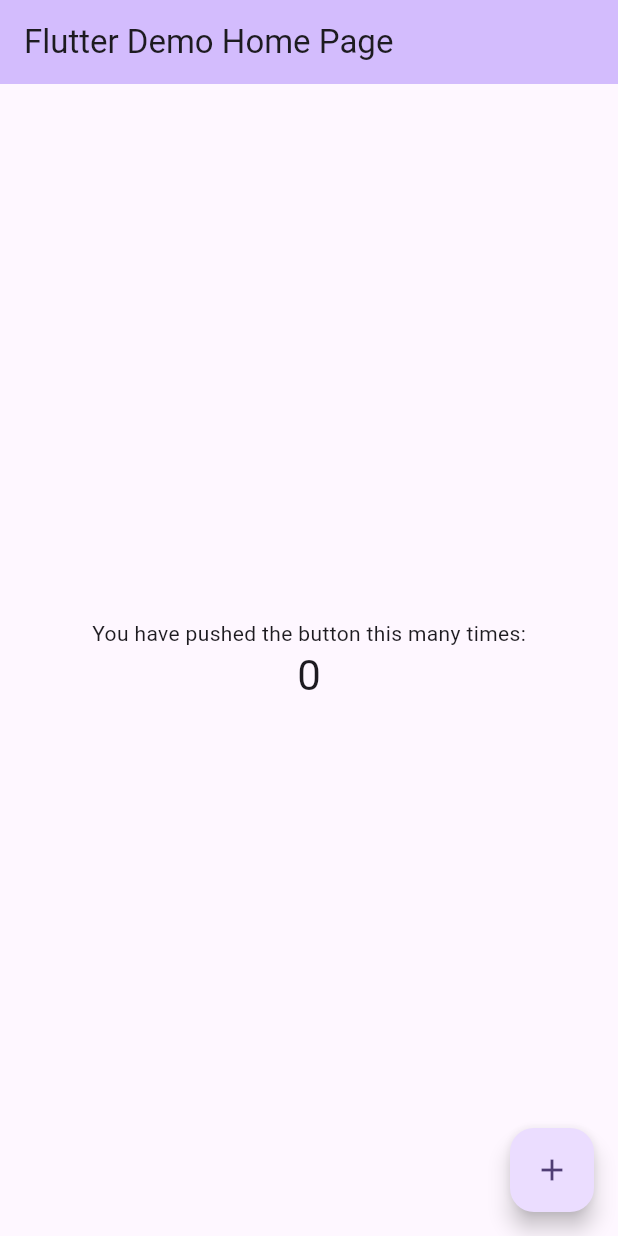
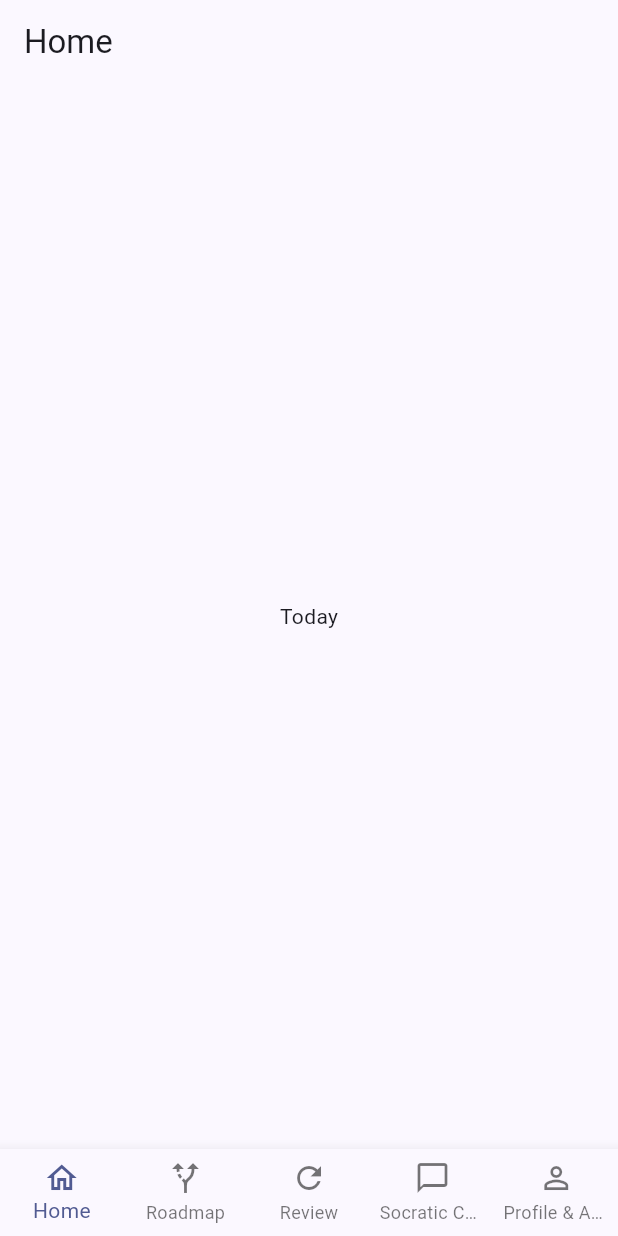
Before and after one commit to Lxiayu/Learn-from-AI, a Flutter app: the screen it shows after launch, on a phone screen of 412 x 824 dp. Run offline on Flutter 3.47's test engine with Material 3 defaults, Android fonts, the light colour scheme and no system bars; our stand-ins replace flutter_riverpod, go_router.

Commit message:
feat: add flutter app shell and bottom navigation

```diff
--- a/flutter_app/lib/main.dart
+++ b/flutter_app/lib/main.dart
@@ -1,4 +1,7 @@
 import 'package:flutter/material.dart';
+import 'package:flutter_riverpod/flutter_riverpod.dart';
+
+import 'src/app/app.dart';
 
 void main() {
   runApp(const MyApp());
@@ -7,116 +10,10 @@ void main() {
 class MyApp extends StatelessWidget {
   const MyApp({super.key});
 
-  // This widget is the root of your application.
   @override
   Widget build(BuildContext context) {
-    return MaterialApp(
-      title: 'Flutter Demo',
-      theme: ThemeData(
-        // This is the theme of your application.
-        //
-        // TRY THIS: Try running your application with "flutter run". You'll see
-        // the application has a purple toolbar. Then, without quitting the app,
-        // try changing the seedColor in the colorScheme below to Colors.green
-        // and then invoke "hot reload" (save your changes or press the "hot
-        // reload" button in a Flutter-supported IDE, or press "r" if you used
-        // the command line to start the app).
-        //
-        // Notice that the counter didn't reset back to zero; the application
-        // state is not lost during the reload. To reset the state, use hot
-        // restart instead.
-        //
-        // This works for code too, not just values: Most code changes can be
-        // tested with just a hot reload.
-        colorScheme: .fromSeed(seedColor: Colors.deepPurple),
-      ),
-      home: const MyHomePage(title: 'Flutter Demo Home Page'),
+    return const ProviderScope(
+      child: LearnAiApp(),
     );
   }
 }
-
-class MyHomePage extends StatefulWidget {
-  const MyHomePage({super.key, required this.title});
-
-  // This widget is the home page of your application. It is stateful, meaning
-  // that it has a State object (defined below) that contains fields that affect
-  // how it looks.
-
-  // This class is the configuration for the state. It holds the values (in this
-  // case the title) provided by the parent (in this case the App widget) and
-  // used by the build method of the State. Fields in a Widget subclass are
-  // always marked "final".
-
-  final String title;
-
-  @override
-  State<MyHomePage> createState() => _MyHomePageState();
-}
-
-class _MyHomePageState extends State<MyHomePage> {
-  int _counter = 0;
-
-  void _incrementCounter() {
-    setState(() {
-      // This call to setState tells the Flutter framework that something has
-      // changed in this State, which causes it to rerun the build method below
-      // so that the display can reflect the updated values. If we changed
-      // _counter without calling setState(), then the build method would not be
-      // called again, and so nothing would appear to happen.
-      _counter++;
-    });
-  }
-
-  @override
-  Widget build(BuildContext context) {
-    // This method is rerun every time setState is called, for instance as done
-    // by the _incrementCounter method above.
-    //
-    // The Flutter framework has been optimized to make rerunning build methods
-    // fast, so that you can just rebuild anything that needs updating rather
-    // than having to individually change instances of widgets.
-    return Scaffold(
-      appBar: AppBar(
-        // TRY THIS: Try changing the color here to a specific color (to
-        // Colors.amber, perhaps?) and trigger a hot reload to see the AppBar
-        // change color while the other colors stay the same.
-        backgroundColor: Theme.of(context).colorScheme.inversePrimary,
-        // Here we take the value from the MyHomePage object that was created by
-        // the App.build method, and use it to set our appbar title.
-        title: Text(widget.title),
-      ),
-      body: Center(
-        // Center is a layout widget. It takes a single child and positions it
-        // in the middle of the parent.
-        child: Column(
-          // Column is also a layout widget. It takes a list of children and
-          // arranges them vertically. By default, it sizes itself to fit its
-          // children horizontally, and tries to be as tall as its parent.
-          //
-          // Column has various properties to control how it sizes itself and
-          // how it positions its children. Here we use mainAxisAlignment to
-          // center the children vertically; the main axis here is the vertical
-          // axis because Columns are vertical (the cross axis would be
-          // horizontal).
-          //
-          // TRY THIS: Invoke "debug painting" (choose the "Toggle Debug Paint"
-          // action in the IDE, or press "p" in the console), to see the
-          // wireframe for each widget.
-          mainAxisAlignment: .center,
-          children: [
-            const Text('You have pushed the button this many times:'),
-            Text(
-              '$_counter',
-              style: Theme.of(context).textTheme.headlineMedium,
-            ),
-          ],
-        ),
-      ),
-      floatingActionButton: FloatingActionButton(
-        onPressed: _incrementCounter,
-        tooltip: 'Increment',
-        child: const Icon(Icons.add),
-      ),
-    );
-  }
-}
--- /dev/null
+++ b/flutter_app/lib/src/app/app.dart
@@ -0,0 +1,20 @@
+import 'package:flutter/material.dart';
+
+import 'router/app_router.dart';
+
+class LearnAiApp extends StatelessWidget {
+  const LearnAiApp({super.key});
+
+  @override
+  Widget build(BuildContext context) {
+    return MaterialApp.router(
+      title: 'LearnAI',
+      debugShowCheckedModeBanner: false,
+      routerConfig: appRouter,
+      theme: ThemeData(
+        colorScheme: ColorScheme.fromSeed(seedColor: const Color(0xFF24389C)),
+        useMaterial3: true,
+      ),
+    );
+  }
+}
--- /dev/null
+++ b/flutter_app/lib/src/app/router/app_router.dart
@@ -0,0 +1,87 @@
+import 'package:flutter/material.dart';
+import 'package:go_router/go_router.dart';
+
+import '../../features/navigation/presentation/app_shell.dart';
+
+final GoRouter appRouter = GoRouter(
+  initialLocation: '/home',
+  routes: <RouteBase>[
+    ShellRoute(
+      builder: (BuildContext context, GoRouterState state, Widget child) {
+        return AppShell(
+          location: state.uri.toString(),
+          child: child,
+        );
+      },
+      routes: <RouteBase>[
+        GoRoute(
+          path: '/home',
+          builder: (BuildContext context, GoRouterState state) {
+            return const _TabPlaceholder(
+              title: 'Home',
+              body: 'Today',
+            );
+          },
+        ),
+        GoRoute(
+          path: '/roadmap',
+          builder: (BuildContext context, GoRouterState state) {
+            return const _TabPlaceholder(
+              title: 'Roadmap',
+              body: 'Current roadmap overview',
+            );
+          },
+        ),
+        GoRoute(
+          path: '/review',
+          builder: (BuildContext context, GoRouterState state) {
+            return const _TabPlaceholder(
+              title: 'Review',
+              body: 'Today review queue',
+            );
+          },
+        ),
+        GoRoute(
+          path: '/chat',
+          builder: (BuildContext context, GoRouterState state) {
+            return const _TabPlaceholder(
+              title: 'Socratic Chat',
+              body: 'Current topic',
+            );
+          },
+        ),
+        GoRoute(
+          path: '/profile',
+          builder: (BuildContext context, GoRouterState state) {
+            return const _TabPlaceholder(
+              title: 'Profile & Analytics',
+              body: 'Learning summary',
+            );
+          },
+        ),
+      ],
+    ),
+  ],
+);
+
+class _TabPlaceholder extends StatelessWidget {
+  const _TabPlaceholder({
+    required this.title,
+    required this.body,
+  });
+
+  final String title;
+  final String body;
+
+  @override
+  Widget build(BuildContext context) {
+    return Scaffold(
+      appBar: AppBar(
+        title: Text(title),
+      ),
+      body: Center(
+        child: Text(body),
+      ),
+    );
+  }
+}
--- /dev/null
+++ b/flutter_app/lib/src/features/navigation/presentation/app_bottom_nav.dart
@@ -0,0 +1,64 @@
+import 'package:flutter/material.dart';
+import 'package:go_router/go_router.dart';
+
+class AppBottomNav extends StatelessWidget {
+  const AppBottomNav({
+    super.key,
+    required this.currentIndex,
+  });
+
+  final int currentIndex;
+
+  static const List<_NavDestination> _destinations = <_NavDestination>[
+    _NavDestination(label: 'Home', icon: Icons.home_outlined, path: '/home'),
+    _NavDestination(
+      label: 'Roadmap',
+      icon: Icons.alt_route_outlined,
+      path: '/roadmap',
+    ),
+    _NavDestination(
+      label: 'Review',
+      icon: Icons.refresh_outlined,
+      path: '/review',
+    ),
+    _NavDestination(
+      label: 'Socratic Chat',
+      icon: Icons.chat_bubble_outline,
+      path: '/chat',
+    ),
+    _NavDestination(
+      label: 'Profile & Analytics',
+      icon: Icons.person_outline,
+      path: '/profile',
+    ),
+  ];
+
+  @override
+  Widget build(BuildContext context) {
+    return BottomNavigationBar(
+      currentIndex: currentIndex,
+      type: BottomNavigationBarType.fixed,
+      onTap: (int index) => context.go(_destinations[index].path),
+      items: _destinations
+          .map(
+            (_NavDestination destination) => BottomNavigationBarItem(
+              icon: Icon(destination.icon),
+              label: destination.label,
+            ),
+          )
+          .toList(),
+    );
+  }
+}
+
+class _NavDestination {
+  const _NavDestination({
+    required this.label,
+    required this.icon,
+    required this.path,
+  });
+
+  final String label;
+  final IconData icon;
+  final String path;
+}
--- /dev/null
+++ b/flutter_app/lib/src/features/navigation/presentation/app_shell.dart
@@ -0,0 +1,41 @@
+import 'package:flutter/material.dart';
+
+import 'app_bottom_nav.dart';
+
+class AppShell extends StatelessWidget {
+  const AppShell({
+    super.key,
+    required this.location,
+    required this.child,
+  });
+
+  final String location;
+  final Widget child;
+
+  static const List<String> _paths = <String>[
+    '/home',
+    '/roadmap',
+    '/review',
+    '/chat',
+    '/profile',
+  ];
+
+  @override
+  Widget build(BuildContext context) {
+    return Scaffold(
+      body: child,
+      bottomNavigationBar: AppBottomNav(
+        currentIndex: _currentIndex(location),
+      ),
+    );
+  }
+
+  int _currentIndex(String currentLocation) {
+    for (int index = 0; index < _paths.length; index++) {
+      if (currentLocation.startsWith(_paths[index])) {
+        return index;
+      }
+    }
+    return 0;
+  }
+}
--- a/flutter_app/pubspec.yaml
+++ b/flutter_app/pubspec.yaml
@@ -34,6 +34,8 @@ dependencies:
   # The following adds the Cupertino Icons font to your application.
   # Use with the CupertinoIcons class for iOS style icons.
   cupertino_icons: ^1.0.8
+  flutter_riverpod: ^2.6.1
+  go_router: ^14.8.1
 
 dev_dependencies:
   flutter_test:
```
Also changed, not shown: flutter_app/pubspec.lock, 2 other files.
